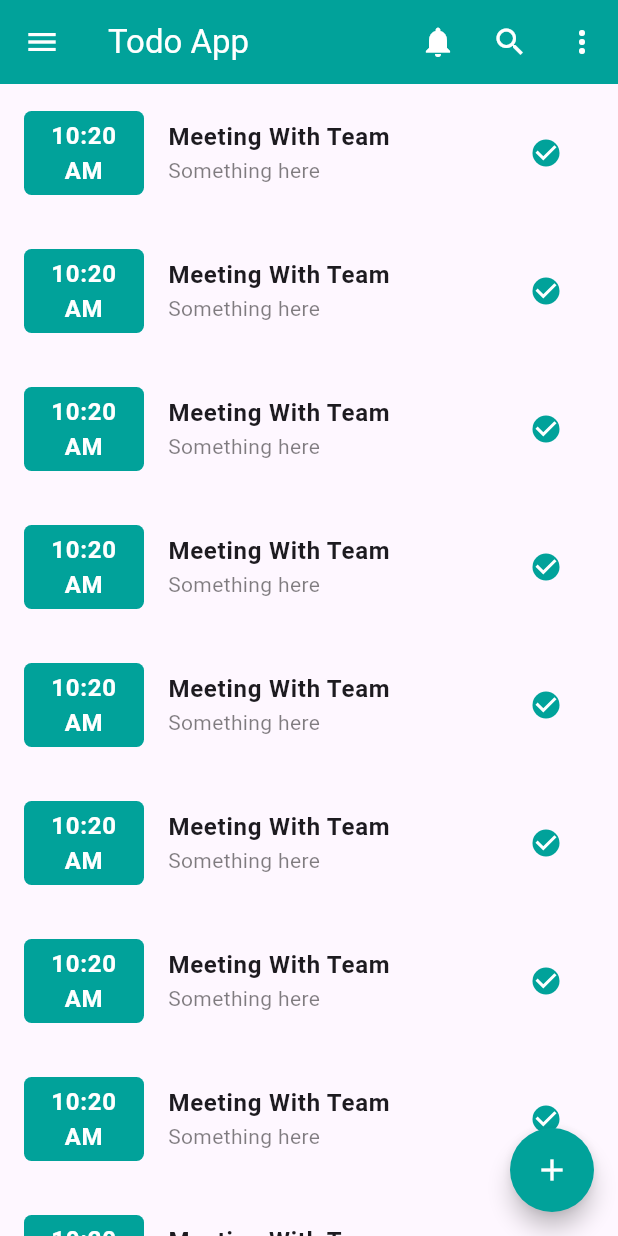
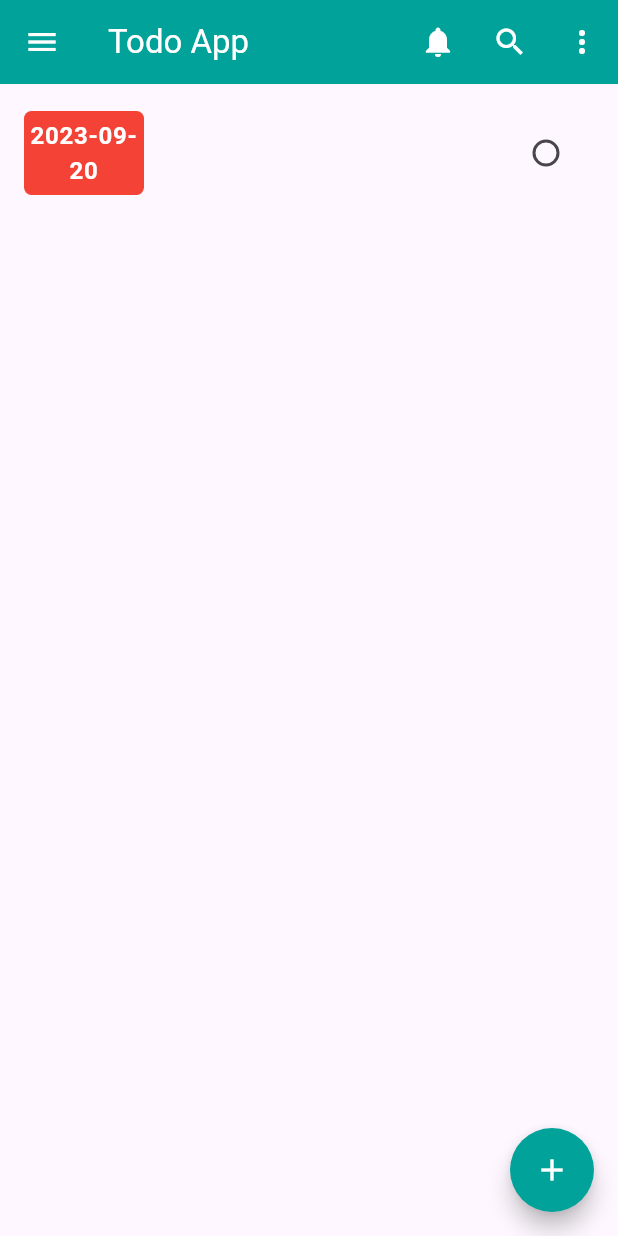
Before and after one commit to programmingwormhole/flutter_todo_CRUD, a Flutter app: the AddTodoScreen screen opened directly, after a tap on "ADD TASK", on a phone screen of 412 x 824 dp. Run offline on Flutter 3.47's test engine with Material 2 defaults, Android fonts, the phone set to English and light mode, and no system bars; our stand-ins replace get.

Commit message:
Todo CRUD

```diff
--- a/lib/controllers/todo_controller.dart
+++ b/lib/controllers/todo_controller.dart
@@ -1,14 +1,17 @@
+import 'package:flutter/material.dart';
 import 'package:get/get.dart';
 import 'package:todo_app/models/todo_model.dart';
 
 class TodoController extends GetxController {
   final todosList = <Todo>[].obs;
 
+  List students = ['1', '2', '3'];
+
   todoAdd(
     String title,
     DateTime todoDate,
     String description,
-      int priorety,
+    int priorety,
   ) {
     todosList.add(Todo(
       title: title,
@@ -19,4 +22,33 @@ class TodoController extends GetxController {
     ));
   }
 
+  triggerCheckBox(int index) {
+    todosList[index].isDone = !todosList[index].isDone;
+    todosList.refresh();
+  }
+
+  triggerDelete(int index) {
+    todosList.removeAt(index);
+    Get.snackbar(
+      'Deleted',
+      'No ${index + 1} data has been removed!',
+      backgroundColor: Colors.white,
+    );
+  }
+
+  updateData(
+    String title,
+    DateTime todoDate,
+    String description,
+    int priorety,
+    bool isDone,
+    int index,
+  ) {
+    todosList[index].title = title;
+    todosList[index].description = description;
+    todosList[index].todoDate = todoDate;
+    todosList[index].priorety = priorety;
+    todosList[index].isDone = isDone;
+    todosList.refresh();
+  }
 }
--- a/lib/views/AddNewTodoScreen/add_todo_screen.dart
+++ b/lib/views/AddNewTodoScreen/add_todo_screen.dart
@@ -1,11 +1,21 @@
 import 'package:flutter/material.dart';
 import 'package:get/get.dart';
 import 'package:todo_app/controllers/todo_controller.dart';
+import 'package:todo_app/models/todo_model.dart';
 
 import '../../utils/colors.dart';
 
 class AddTodoScreen extends StatefulWidget {
-  const AddTodoScreen({super.key});
+  final String? type;
+  final Todo? data;
+  final int? index;
+
+  const AddTodoScreen({
+    super.key,
+    this.type,
+    this.data,
+    this.index,
+  });
 
   @override
   State<AddTodoScreen> createState() => _AddTodoScreenState();
@@ -32,6 +42,20 @@ class _AddTodoScreenState extends State<AddTodoScreen> {
     }
   }
 
+  void updateData() {
+    selectedValue = widget.data!.priorety;
+    selectedTime = widget.data!.todoDate;
+    _titleController.text = widget.data!.title;
+    _descriptionController.text = widget.data!.description;
+    setState(() {});
+  }
+
+  @override
+  void initState() {
+    super.initState();
+    widget.type == 'update' ? updateData() : null;
+  }
+
   @override
   Widget build(BuildContext context) {
     return Scaffold(
@@ -46,9 +70,9 @@ class _AddTodoScreenState extends State<AddTodoScreen> {
             color: Colors.white,
           ),
         ),
-        title: const Text(
-          'Add New',
-          style: TextStyle(color: Colors.white),
+        title: Text(
+          widget.type == 'update' ? 'Update' : 'Add New',
+          style: const TextStyle(color: Colors.white),
         ),
       ),
       body: Padding(
@@ -160,12 +184,21 @@ class _AddTodoScreenState extends State<AddTodoScreen> {
               ),
               InkWell(
                 onTap: () {
-                  controller.todoAdd(
-                    _titleController.text,
-                    selectedTime,
-                    _descriptionController.text,
-                    selectedValue,
-                  );
+                  widget.type == 'update'
+                      ? controller.updateData(
+                          _titleController.text,
+                          selectedTime,
+                          _descriptionController.text,
+                          selectedValue,
+                          controller.todosList[widget.index!].isDone,
+                          widget.index!,
+                        )
+                      : controller.todoAdd(
+                          _titleController.text,
+                          selectedTime,
+                          _descriptionController.text,
+                          selectedValue,
+                        );
                   Get.back();
                 },
                 child: Container(
@@ -174,14 +207,14 @@ class _AddTodoScreenState extends State<AddTodoScreen> {
                     color: AppColors.primaryColor,
                     borderRadius: BorderRadius.circular(30),
                   ),
-                  child: const Padding(
-                    padding: EdgeInsets.symmetric(
+                  child: Padding(
+                    padding: const EdgeInsets.symmetric(
                       vertical: 15,
                     ),
                     child: Center(
                       child: Text(
-                        'ADD TASK',
-                        style: TextStyle(color: Colors.white),
+                        widget.type == 'update' ? 'UPDATE TASK' : 'ADD TASK',
+                        style: const TextStyle(color: Colors.white),
                       ),
                     ),
                   ),
--- a/lib/views/TodosScreen/todo_screen.dart
+++ b/lib/views/TodosScreen/todo_screen.dart
@@ -1,5 +1,6 @@
 import 'package:flutter/material.dart';
 import 'package:get/get.dart';
+import 'package:todo_app/controllers/todo_controller.dart';
 import 'package:todo_app/utils/colors.dart';
 import 'package:todo_app/views/AddNewTodoScreen/add_todo_screen.dart';
 
@@ -8,6 +9,7 @@ class TodoListScreen extends StatelessWidget {
 
   @override
   Widget build(BuildContext context) {
+    final controller = Get.put(TodoController());
     return Scaffold(
       appBar: AppBar(
         backgroundColor: AppColors.primaryColor,
@@ -43,38 +45,56 @@ class TodoListScreen extends StatelessWidget {
               )),
         ],
       ),
-      body: ListView.builder(
-        itemCount: 15,
+      body: Obx(() => ListView.builder(
+            itemCount: controller.todosList.length,
             itemBuilder: (context, index) {
+              final data = controller.todosList[index];
               return Padding(
                 padding: const EdgeInsets.symmetric(vertical: 10.0),
                 child: ListTile(
+                  onLongPress: () {
+                    controller.triggerDelete(index);
+                  },
+                  onTap: () {
+                    Get.to(
+                      AddTodoScreen(
+                        type: 'update',
+                        data: data,
+                        index: index,
+                      ),
+                    );
+                  },
                   leading: Container(
                     height: 100,
                     width: 80,
                     decoration: BoxDecoration(
-                  color: AppColors.primaryColor,
+                      color: data.priorety == 1
+                          ? AppColors.primaryColor
+                          : Colors.red,
                       borderRadius: BorderRadius.circular(5),
                     ),
-                child: const Center(
+                    child: Center(
                       child: Text(
-                    '10:20\nAM',
+                        data.todoDate.toLocal().toString().split(' ')[0],
                         textAlign: TextAlign.center,
-                    style: TextStyle(
+                        style: const TextStyle(
                           color: Colors.white,
                           fontWeight: FontWeight.bold,
-                        fontSize: 16),
+                          fontSize: 16,
                         ),
                       ),
                     ),
-              title: const Text(
-                'Meeting With Team',
+                  ),
+                  title: Text(
+                    data.title,
                     style: TextStyle(
                       fontWeight: FontWeight.bold,
+                      decoration:
+                          data.isDone ? TextDecoration.lineThrough : null,
                     ),
                   ),
                   subtitle: Text(
-                'Something here',
+                    data.description,
                     style: TextStyle(
                       color: Colors.black.withOpacity(.5),
                     ),
@@ -82,12 +102,14 @@ class TodoListScreen extends StatelessWidget {
                   trailing: Checkbox(
                       activeColor: AppColors.primaryColor,
                       shape: const CircleBorder(),
-                  value: true,
-                  onChanged: (value) {}),
+                      value: data.isDone,
+                      onChanged: (value) {
+                        controller.triggerCheckBox(index);
+                      }),
                 ),
               );
             },
-      ),
+          )),
       floatingActionButton: FloatingActionButton(
         backgroundColor: AppColors.primaryColor,
         shape: const CircleBorder(),
```
Also changed, not shown: pubspec.lock. Lines whose indentation alone changed are shown as unchanged.
